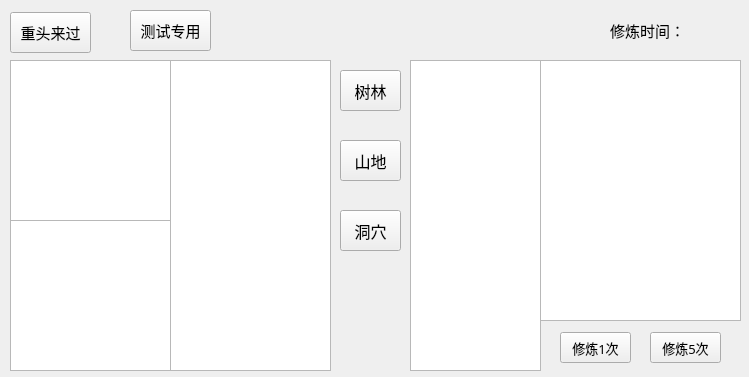
Old version of the form menu.ui in the repository LIUJIHAO-816/mysitc-cultivation.
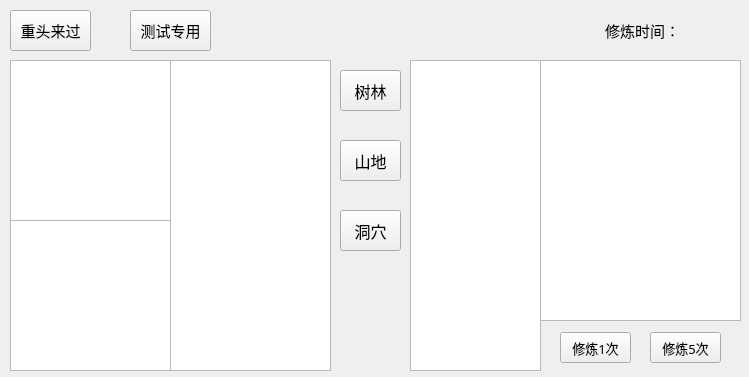
New version of the form.

What changed in the file:
```diff
--- a/menu.ui
+++ b/menu.ui
@@ -20,7 +20,7 @@
    <property name="geometry">
     <rect>
      <x>10</x>
-     <y>12</y>
+     <y>10</y>
      <width>81</width>
      <height>41</height>
     </rect>
@@ -144,9 +144,9 @@
   <widget class="QLabel" name="lbl_time">
    <property name="geometry">
     <rect>
-     <x>610</x>
+     <x>605</x>
      <y>20</y>
-     <width>131</width>
+     <width>71</width>
      <height>21</height>
     </rect>
    </property>
```
Left out of the diff: 19 changed lines with no effect on the pictures.
